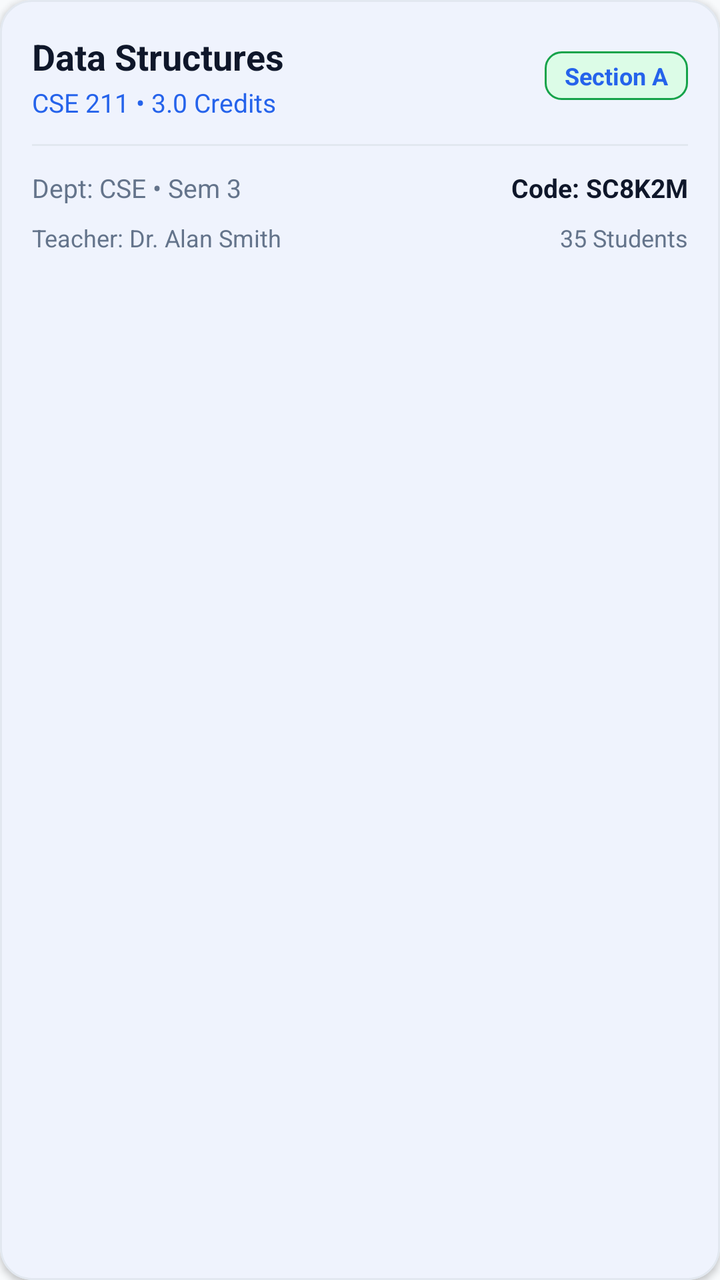
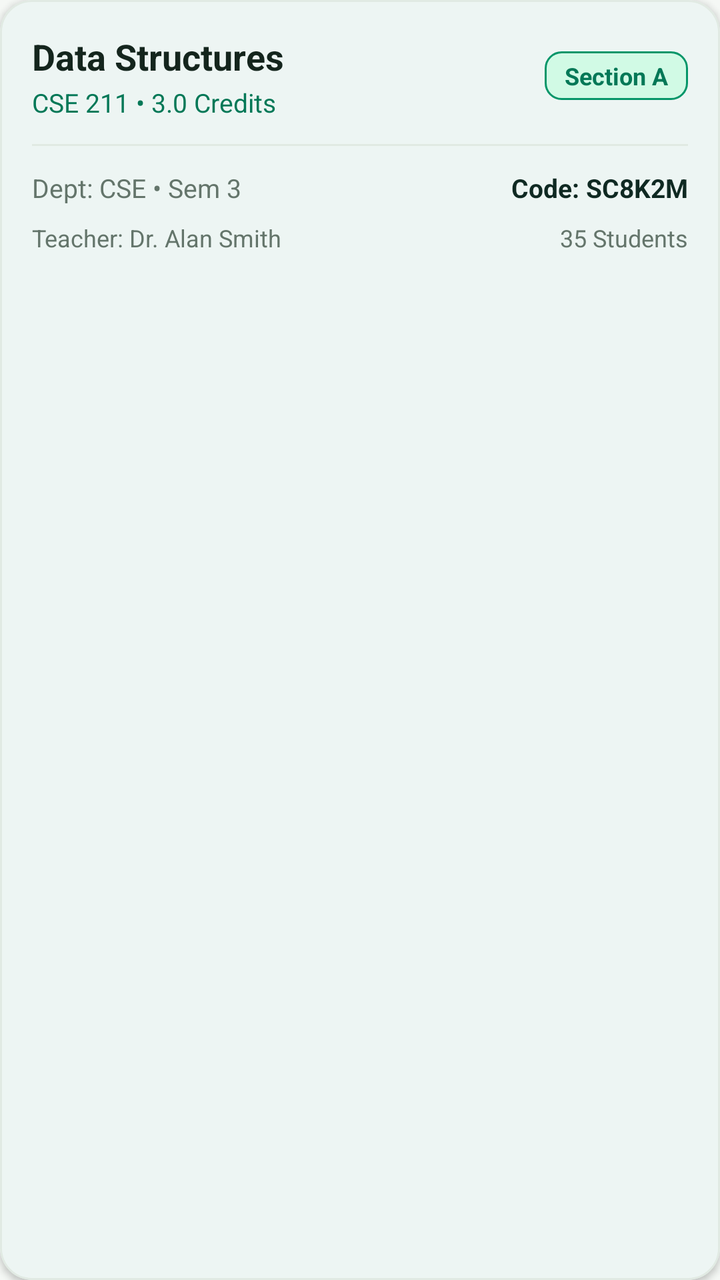

Two renders of the same Android screen: before a commit and after it. Below are the layout's source before the change and the commit's diff.
<!-- AndroidManifest.xml: application theme Theme.SmartClassroom -->
<!-- res/layout/item_classroom.xml -->
<?xml version="1.0" encoding="utf-8"?>
<com.google.android.material.card.MaterialCardView
    xmlns:android="http://schemas.android.com/apk/res/android"
    xmlns:app="http://schemas.android.com/apk/res-auto"
    android:layout_width="match_parent"
    android:layout_height="wrap_content"
    android:layout_marginHorizontal="16dp"
    android:layout_marginVertical="8dp"
    app:cardCornerRadius="16dp"
    app:cardElevation="2dp"
    app:strokeColor="@color/divider"
    app:strokeWidth="1dp"
    app:cardBackgroundColor="@color/card_bg">

    <LinearLayout
        android:layout_width="match_parent"
        android:layout_height="wrap_content"
        android:orientation="vertical"
        android:padding="16dp">

        <LinearLayout
            android:layout_width="match_parent"
            android:layout_height="wrap_content"
            android:orientation="horizontal"
            android:gravity="center_vertical">

            <LinearLayout
                android:layout_width="0dp"
                android:layout_height="wrap_content"
                android:layout_weight="1"
                android:orientation="vertical">

                <TextView
                    android:id="@+id/tvCourseName"
                    android:layout_width="wrap_content"
                    android:layout_height="wrap_content"
                    android:text="Data Structures"
                    android:textSize="18sp"
                    android:textStyle="bold"
                    android:textColor="@color/text_primary" />

                <TextView
                    android:id="@+id/tvCourseCode"
                    android:layout_width="wrap_content"
                    android:layout_height="wrap_content"
                    android:text="CSE 211 • 3.0 Credits"
                    android:textSize="13sp"
                    android:textColor="@color/primary"
                    android:layout_marginTop="2dp" />
            </LinearLayout>

            <TextView
                android:id="@+id/tvSectionBadge"
                android:layout_width="wrap_content"
                android:layout_height="wrap_content"
                android:text="Section A"
                android:textSize="12sp"
                android:textStyle="bold"
                android:textColor="@color/primary"
                android:background="@drawable/bg_status_present"
                android:paddingHorizontal="10dp"
                android:paddingVertical="4dp" />
        </LinearLayout>

        <View
            android:layout_width="match_parent"
            android:layout_height="1dp"
            android:background="@color/divider"
            android:layout_marginVertical="12dp" />

        <LinearLayout
            android:layout_width="match_parent"
            android:layout_height="wrap_content"
            android:orientation="horizontal">

            <TextView
                android:id="@+id/tvDepartment"
                android:layout_width="0dp"
                android:layout_height="wrap_content"
                android:layout_weight="1"
                android:text="Dept: CSE • Sem 3"
                android:textSize="13sp"
                android:textColor="@color/text_secondary" />

            <TextView
                android:id="@+id/tvClassroomCode"
                android:layout_width="wrap_content"
                android:layout_height="wrap_content"
                android:text="Code: SC8K2M"
                android:textSize="13sp"
                android:textStyle="bold"
                android:textColor="@color/secondary" />
        </LinearLayout>

        <LinearLayout
            android:layout_width="match_parent"
            android:layout_height="wrap_content"
            android:orientation="horizontal"
            android:layout_marginTop="8dp">

            <TextView
                android:id="@+id/tvTeacherOrStudents"
                android:layout_width="0dp"
                android:layout_height="wrap_content"
                android:layout_weight="1"
                android:text="Teacher: Dr. Alan Smith"
                android:textSize="12sp"
                android:textColor="@color/text_secondary" />

            <TextView
                android:id="@+id/tvStudentCount"
                android:layout_width="wrap_content"
                android:layout_height="wrap_content"
                android:text="35 Students"
                android:textSize="12sp"
                android:textColor="@color/text_secondary" />
        </LinearLayout>

    </LinearLayout>

</com.google.android.material.card.MaterialCardView>
<!-- resources referenced by this layout -->
<resources>
  <color name="card_bg">#FFFFFF</color>
  <color name="divider">#E2E8F0</color>
  <color name="primary">#2563EB</color>
  <color name="secondary">#0F172A</color>
  <color name="text_primary">#0F172A</color>
  <color name="text_secondary">#64748B</color>
  <!-- drawable bg_status_present (drawable) -->
  <?xml version="1.0" encoding="utf-8"?>
  <shape xmlns:android="http://schemas.android.com/apk/res/android"
      android:shape="rectangle">
      <solid android:color="@color/success_light" />
      <corners android:radius="8dp" />
      <stroke
          android:width="1dp"
          android:color="@color/success" />
  </shape>
  <style name="Theme.SmartClassroom" parent="Theme.Material3.DayNight.NoActionBar">
          
          <item name="colorPrimary">@color/primary</item>
          <item name="colorPrimaryVariant">@color/primary_dark</item>
          <item name="colorOnPrimary">@color/white</item>
          
          <item name="colorSecondary">@color/secondary</item>
          <item name="colorSecondaryVariant">@color/secondary_light</item>
          <item name="colorOnSecondary">@color/white</item>
          
          <item name="android:statusBarColor">@color/background</item>
          <item name="android:windowLightStatusBar">true</item>
          <item name="android:windowBackground">@color/background</item>
          <item name="colorSurface">@color/surface</item>
          <item name="colorOnSurface">@color/text_primary</item>
      </style>
  <color name="success_light">#DCFCE7</color>
  <color name="success">#16A34A</color>
  <color name="primary_dark">#1D4ED8</color>
  <color name="white">#FFFFFFFF</color>
  <color name="secondary_light">#334155</color>
  <color name="background">#F8FAFC</color>
  <color name="surface">#FFFFFF</color>
</resources>

<!-- the commit's change to res/layout/item_classroom.xml (unified diff, before → after) -->
@@ -116,6 +116,20 @@
                 android:textColor="@color/text_secondary" />
         </LinearLayout>
 
+        <com.google.android.material.button.MaterialButton
+            android:id="@+id/btnDeleteClassroom"
+            android:layout_width="match_parent"
+            android:layout_height="wrap_content"
+            android:layout_marginTop="14dp"
+            android:text="Delete Classroom"
+            android:textAllCaps="false"
+            android:textColor="@android:color/white"
+            android:visibility="gone"
+            app:icon="@android:drawable/ic_menu_delete"
+            app:iconTint="@android:color/white"
+            app:backgroundTint="#D32F2F"
+            app:cornerRadius="10dp" />
+
     </LinearLayout>
 
 </com.google.android.material.card.MaterialCardView>
<!-- resource entries referenced after the edit -->
@@ -1,11 +1,11 @@
 <!-- resources referenced by this layout -->
 <resources>
   <color name="card_bg">#FFFFFF</color>
-  <color name="divider">#E2E8F0</color>
-  <color name="primary">#2563EB</color>
-  <color name="secondary">#0F172A</color>
-  <color name="text_primary">#0F172A</color>
-  <color name="text_secondary">#64748B</color>
+  <color name="divider">#E1EAE3</color>
+  <color name="primary">#047857</color>
+  <color name="secondary">#0F2922</color>
+  <color name="text_primary">#14251D</color>
+  <color name="text_secondary">#64756B</color>
   <!-- drawable bg_status_present (drawable) -->
   <?xml version="1.0" encoding="utf-8"?>
   <shape xmlns:android="http://schemas.android.com/apk/res/android"
@@ -17,27 +17,39 @@
           android:color="@color/success" />
   </shape>
   <style name="Theme.SmartClassroom" parent="Theme.Material3.DayNight.NoActionBar">
+  
           
           <item name="colorPrimary">@color/primary</item>
           <item name="colorPrimaryVariant">@color/primary_dark</item>
           <item name="colorOnPrimary">@color/white</item>
+  
           
           <item name="colorSecondary">@color/secondary</item>
           <item name="colorSecondaryVariant">@color/secondary_light</item>
           <item name="colorOnSecondary">@color/white</item>
+  
+          
+          <item name="android:windowBackground">@color/background</item>
+          <item name="colorSurface">@color/surface</item>
+          <item name="colorOnSurface">@color/text_primary</item>
+  
           
           <item name="android:statusBarColor">@color/background</item>
           <item name="android:windowLightStatusBar">true</item>
-          <item name="android:windowBackground">@color/background</item>
-          <item name="colorSurface">@color/surface</item>
-          <item name="colorOnSurface">@color/text_primary</item>
+  
+          
+          <item name="android:navigationBarColor">@color/background</item>
+  
+          
+          <item name="android:windowActionModeOverlay">true</item>
+  
       </style>
-  <color name="success_light">#DCFCE7</color>
-  <color name="success">#16A34A</color>
-  <color name="primary_dark">#1D4ED8</color>
+  <color name="success_light">#D1FAE5</color>
+  <color name="success">#059669</color>
+  <color name="primary_dark">#064E3B</color>
   <color name="white">#FFFFFFFF</color>
-  <color name="secondary_light">#334155</color>
-  <color name="background">#F8FAFC</color>
+  <color name="secondary_light">#365B4D</color>
+  <color name="background">#F5F8F5</color>
   <color name="surface">#FFFFFF</color>
 </resources>
 
